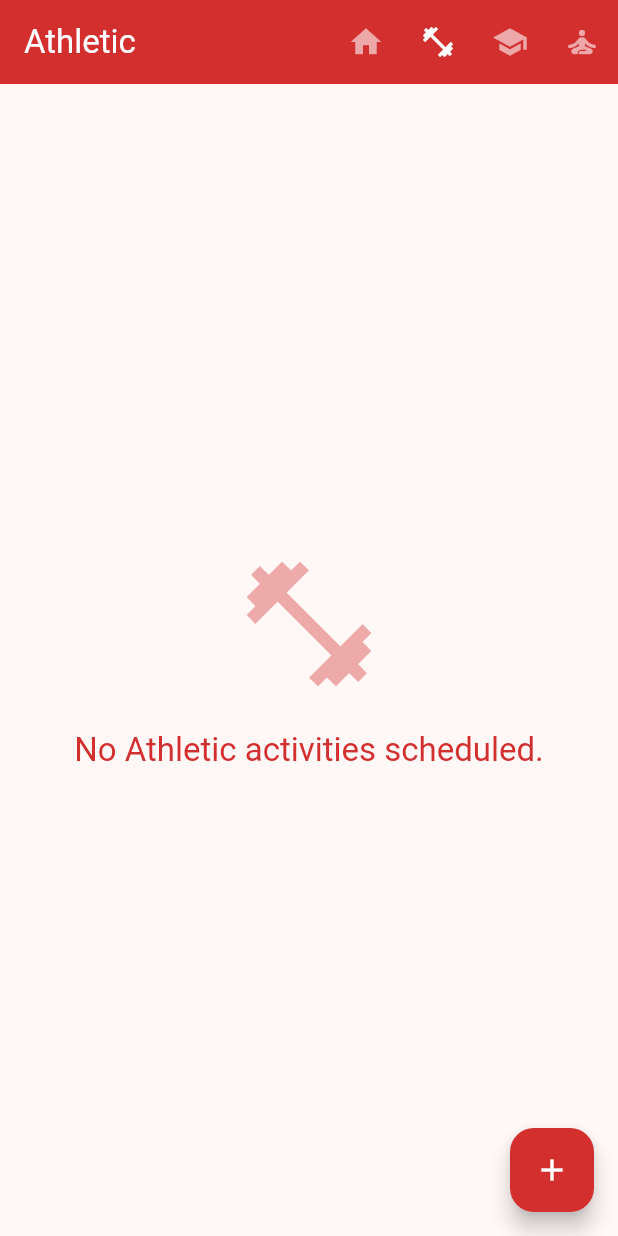
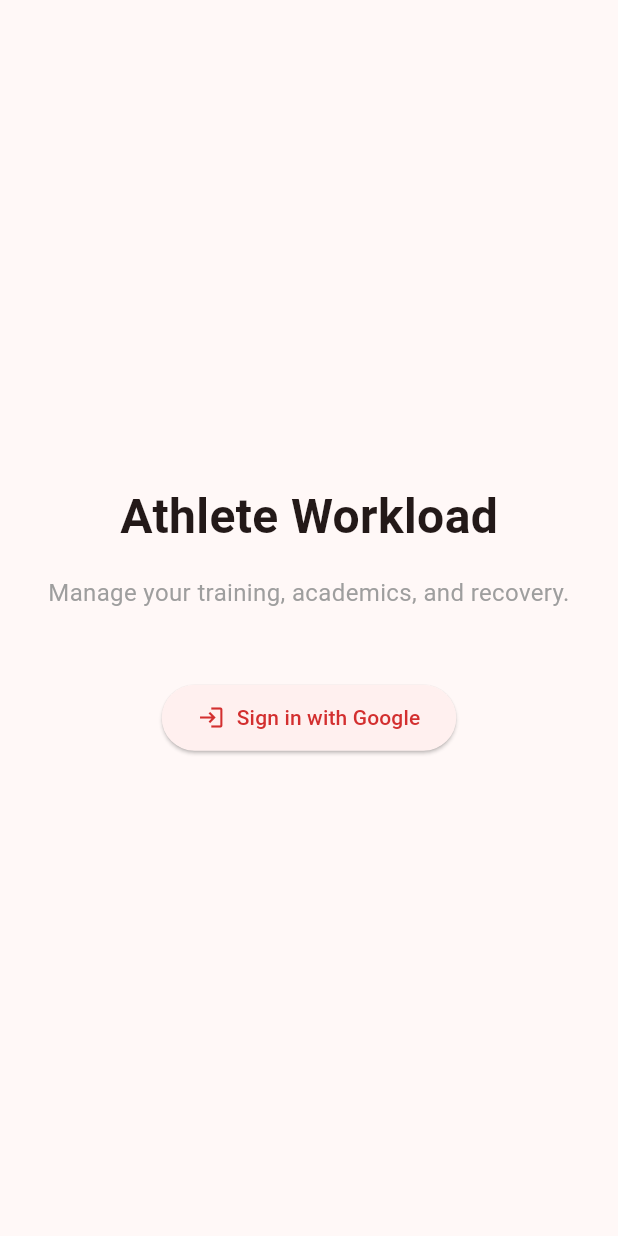
Before and after one commit to CharlieHiggs10/athlete_workload_manager, a Flutter app: the screen it shows after launch, on a phone screen of 412 x 824 dp. Run offline on Flutter 3.47's test engine with Material 3 defaults, Android fonts, the phone set to English and light mode, and no system bars; our stand-ins replace firebase_auth, firebase_core, flutter_riverpod, google_sign_in; accounts and stored records are empty.

Commit message:
Step 3.1.5 - build LoginScreen UI and implement Riverpod AuthGate to dynamically route users based on authentication state

```diff
--- a/lib/main.dart
+++ b/lib/main.dart
@@ -3,7 +3,7 @@
 import 'package:firebase_core/firebase_core.dart';
 import 'firebase_options.dart';
 import 'theme.dart';
-import 'screens/calendar_screen.dart';
+import 'screens/auth_gate.dart';
 
 /// Logic Summary:
 /// Entry point for the application.
@@ -28,7 +28,7 @@
     return MaterialApp(
       title: 'Athlete Workload',
       theme: AppTheme.lightTheme,
-      home: const CalendarScreen(),
+      home: const AuthGate(),
     );
   }
 }
--- /dev/null
+++ b/lib/screens/auth_gate.dart
@@ -0,0 +1,37 @@
+import 'package:flutter/material.dart';
+import 'package:flutter_riverpod/flutter_riverpod.dart';
+import '../providers/auth_provider.dart';
+import 'calendar_screen.dart';
+import 'login_screen.dart';
+
+/// Logic Summary:
+/// AuthGate serves as the primary routing controller for the application.
+/// It listens to the authentication stream and dynamically switches between
+/// the CalendarScreen and LoginScreen based on the user's session status.
+class AuthGate extends ConsumerWidget {
+  const AuthGate({super.key});
+
+  @override
+  Widget build(BuildContext context, WidgetRef ref) {
+    final authState = ref.watch(authStateProvider);
+
+    return authState.when(
+      data: (user) {
+        if (user != null) {
+          return const CalendarScreen();
+        }
+        return const LoginScreen();
+      },
+      loading: () => const Scaffold(
+        body: Center(
+          child: CircularProgressIndicator(),
+        ),
+      ),
+      error: (err, stack) => Scaffold(
+        body: Center(
+          child: Text('Error: $err'),
+        ),
+      ),
+    );
+  }
+}
--- a/lib/screens/calendar_screen.dart
+++ b/lib/screens/calendar_screen.dart
@@ -4,6 +4,7 @@
 import '../models/activity_model.dart';
 import '../providers/athlete_mode_provider.dart';
 import '../providers/activity_provider.dart';
+import '../providers/auth_provider.dart';
 import '../widgets/activity_input_sheet.dart';
 import '../widgets/activity_list_view.dart';
 import '../theme.dart';
@@ -50,6 +51,11 @@
       data: themeData,
       child: Scaffold(
         appBar: AppBar(
+          leading: IconButton(
+            icon: const Icon(Icons.logout),
+            onPressed: () => ref.read(authServiceProvider).signOut(),
+            tooltip: 'Sign Out',
+          ),
           title: Text(_getTitleForMode(currentMode)),
           actions: [
             _ModeToggleIcon(
--- /dev/null
+++ b/lib/screens/login_screen.dart
@@ -0,0 +1,53 @@
+import 'package:flutter/material.dart';
+import 'package:flutter_riverpod/flutter_riverpod.dart';
+import '../providers/auth_provider.dart';
+
+/// Logic Summary:
+/// LoginScreen provides the entry point for unauthenticated users.
+/// It features a simple, centered interface to initiate Google Sign-In.
+class LoginScreen extends ConsumerWidget {
+  const LoginScreen({super.key});
+
+  @override
+  Widget build(BuildContext context, WidgetRef ref) {
+    return Scaffold(
+      body: Center(
+        child: Padding(
+          padding: const EdgeInsets.symmetric(horizontal: 32.0),
+          child: Column(
+            mainAxisAlignment: MainAxisAlignment.center,
+            children: [
+              const Text(
+                'Athlete Workload',
+                style: TextStyle(
+                  fontSize: 32,
+                  fontWeight: FontWeight.bold,
+                ),
+              ),
+              const SizedBox(height: 16),
+              const Text(
+                'Manage your training, academics, and recovery.',
+                textAlign: TextAlign.center,
+                style: TextStyle(fontSize: 16, color: Colors.grey),
+              ),
+              const SizedBox(height: 48),
+              ElevatedButton.icon(
+                onPressed: () async {
+                  await ref.read(authServiceProvider).signInWithGoogle();
+                },
+                icon: const Icon(Icons.login),
+                label: const Text('Sign in with Google'),
+                style: ElevatedButton.styleFrom(
+                  padding: const EdgeInsets.symmetric(
+                    horizontal: 24,
+                    vertical: 12,
+                  ),
+                ),
+              ),
+            ],
+          ),
+        ),
+      ),
+    );
+  }
+}
```
Also changed, not shown: 11 other files.
